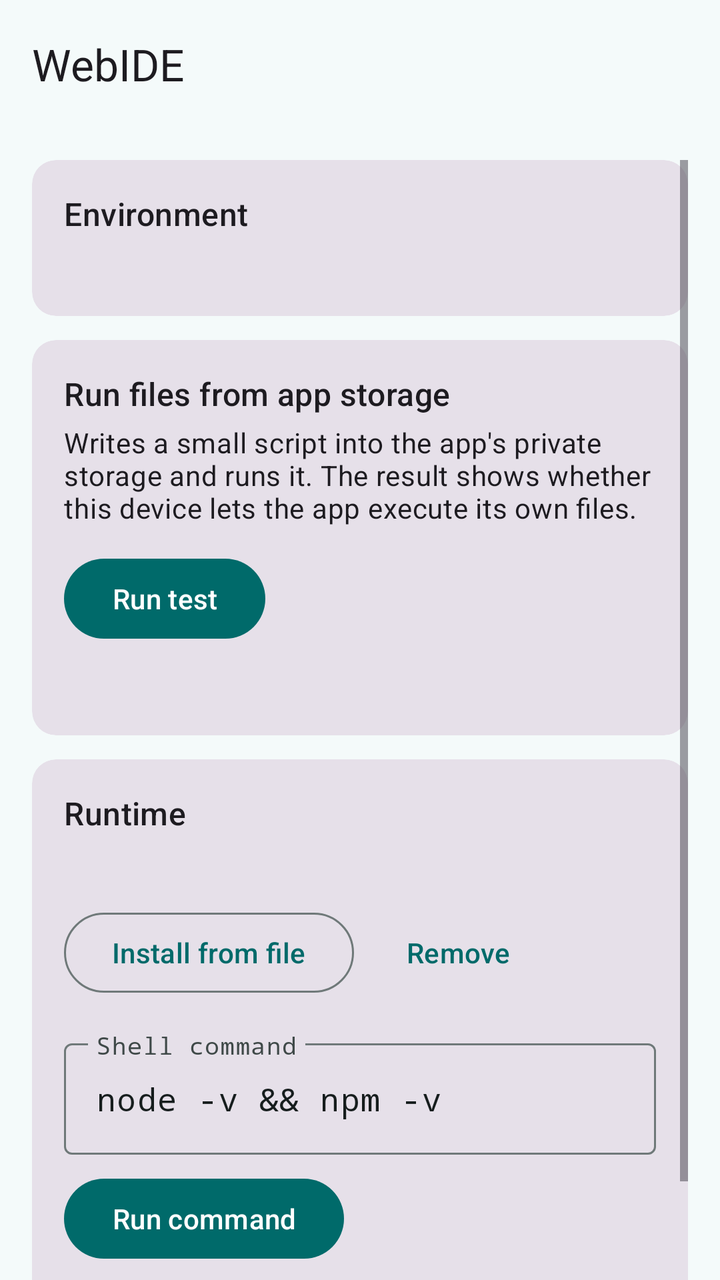
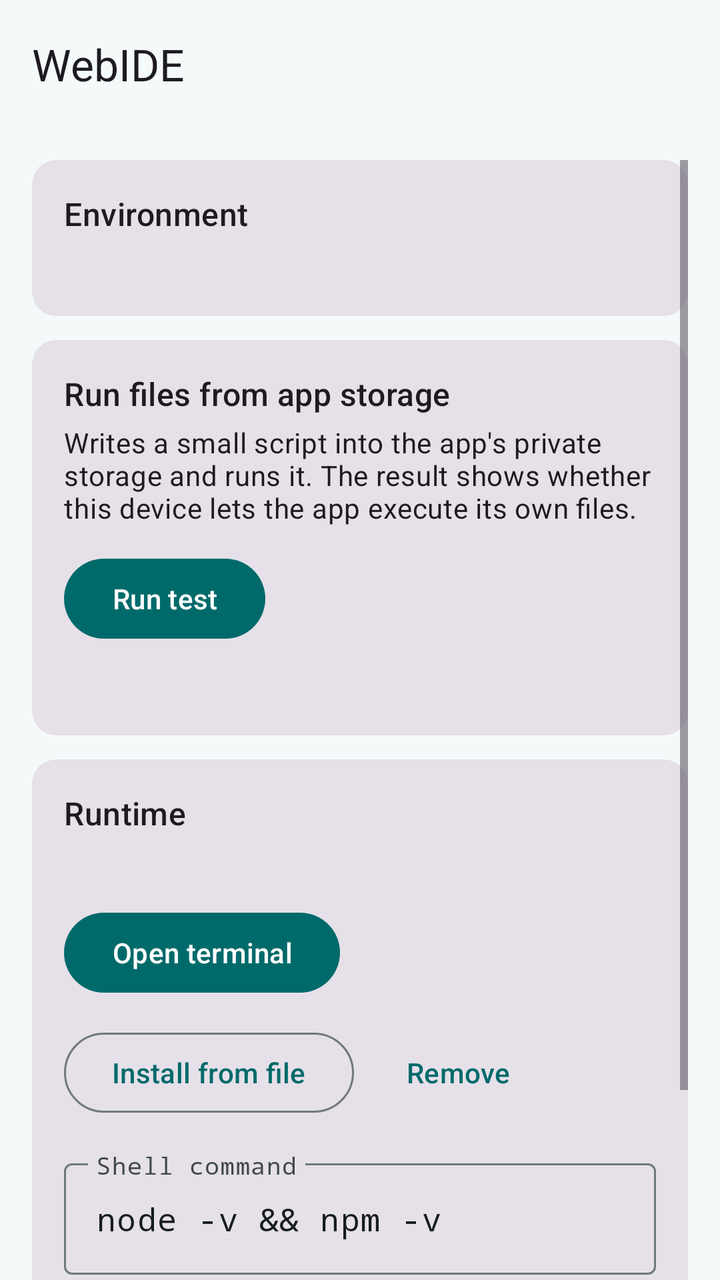

Before-and-after screenshots of an Android layout around one commit, followed by the original layout XML and the change that was made.
<!-- AndroidManifest.xml: application theme Theme.WebIDE -->
<!-- res/layout/activity_main.xml -->
<?xml version="1.0" encoding="utf-8"?>
<LinearLayout xmlns:android="http://schemas.android.com/apk/res/android"
    xmlns:app="http://schemas.android.com/apk/res-auto"
    android:layout_width="match_parent"
    android:layout_height="match_parent"
    android:background="?attr/colorSurface"
    android:orientation="vertical">

    <com.google.android.material.appbar.MaterialToolbar
        android:id="@+id/toolbar"
        android:layout_width="match_parent"
        android:layout_height="?attr/actionBarSize"
        android:background="?attr/colorSurface"
        app:title="@string/app_name" />

    <ScrollView
        android:layout_width="match_parent"
        android:layout_height="0dp"
        android:layout_weight="1"
        android:clipToPadding="false"
        android:padding="16dp">

        <LinearLayout
            android:layout_width="match_parent"
            android:layout_height="wrap_content"
            android:orientation="vertical">

            <com.google.android.material.card.MaterialCardView
                style="?attr/materialCardViewFilledStyle"
                android:layout_width="match_parent"
                android:layout_height="wrap_content">

                <LinearLayout
                    android:layout_width="match_parent"
                    android:layout_height="wrap_content"
                    android:orientation="vertical"
                    android:padding="16dp">

                    <TextView
                        android:layout_width="wrap_content"
                        android:layout_height="wrap_content"
                        android:text="@string/environment_title"
                        android:textAppearance="?attr/textAppearanceTitleMedium" />

                    <TextView
                        android:id="@+id/environmentInfo"
                        android:layout_width="match_parent"
                        android:layout_height="wrap_content"
                        android:layout_marginTop="8dp"
                        android:fontFamily="monospace"
                        android:textAppearance="?attr/textAppearanceBodySmall"
                        android:textIsSelectable="true" />
                </LinearLayout>
            </com.google.android.material.card.MaterialCardView>

            <com.google.android.material.card.MaterialCardView
                style="?attr/materialCardViewFilledStyle"
                android:layout_width="match_parent"
                android:layout_height="wrap_content"
                android:layout_marginTop="12dp">

                <LinearLayout
                    android:layout_width="match_parent"
                    android:layout_height="wrap_content"
                    android:orientation="vertical"
                    android:padding="16dp">

                    <TextView
                        android:layout_width="wrap_content"
                        android:layout_height="wrap_content"
                        android:text="@string/exec_test_title"
                        android:textAppearance="?attr/textAppearanceTitleMedium" />

                    <TextView
                        android:layout_width="match_parent"
                        android:layout_height="wrap_content"
                        android:layout_marginTop="4dp"
                        android:text="@string/exec_test_description"
                        android:textAppearance="?attr/textAppearanceBodyMedium" />

                    <com.google.android.material.button.MaterialButton
                        android:id="@+id/runExecTest"
                        android:layout_width="wrap_content"
                        android:layout_height="wrap_content"
                        android:layout_marginTop="12dp"
                        android:text="@string/exec_test_run" />

                    <TextView
                        android:id="@+id/execResult"
                        android:layout_width="match_parent"
                        android:layout_height="wrap_content"
                        android:layout_marginTop="12dp"
                        android:fontFamily="monospace"
                        android:textAppearance="?attr/textAppearanceBodySmall"
                        android:textIsSelectable="true" />
                </LinearLayout>
            </com.google.android.material.card.MaterialCardView>
            <com.google.android.material.card.MaterialCardView
                style="?attr/materialCardViewFilledStyle"
                android:layout_width="match_parent"
                android:layout_height="wrap_content"
                android:layout_marginTop="12dp">

                <LinearLayout
                    android:layout_width="match_parent"
                    android:layout_height="wrap_content"
                    android:orientation="vertical"
                    android:padding="16dp">

                    <TextView
                        android:layout_width="wrap_content"
                        android:layout_height="wrap_content"
                        android:text="@string/runtime_title"
                        android:textAppearance="?attr/textAppearanceTitleMedium" />

                    <TextView
                        android:id="@+id/runtimeStatus"
                        android:layout_width="match_parent"
                        android:layout_height="wrap_content"
                        android:layout_marginTop="4dp"
                        android:textAppearance="?attr/textAppearanceBodyMedium" />

                    <LinearLayout
                        android:layout_width="match_parent"
                        android:layout_height="wrap_content"
                        android:layout_marginTop="12dp"
                        android:orientation="horizontal">

                        <com.google.android.material.button.MaterialButton
                            android:id="@+id/installFromFile"
                            style="?attr/materialButtonOutlinedStyle"
                            android:layout_width="wrap_content"
                            android:layout_height="wrap_content"
                            android:text="@string/install_from_file" />

                        <com.google.android.material.button.MaterialButton
                            android:id="@+id/removeRuntime"
                            style="@style/Widget.Material3.Button.TextButton"
                            android:layout_width="wrap_content"
                            android:layout_height="wrap_content"
                            android:layout_marginStart="8dp"
                            android:text="@string/remove_runtime" />
                    </LinearLayout>

                    <com.google.android.material.button.MaterialButton
                        android:id="@+id/installBundled"
                        style="?attr/materialButtonOutlinedStyle"
                        android:layout_width="wrap_content"
                        android:layout_height="wrap_content"
                        android:layout_marginTop="8dp"
                        android:text="@string/install_bundled"
                        android:visibility="gone" />

                    <com.google.android.material.textfield.TextInputLayout
                        style="?attr/textInputOutlinedStyle"
                        android:layout_width="match_parent"
                        android:layout_height="wrap_content"
                        android:layout_marginTop="16dp"
                        android:hint="@string/command_hint">

                        <com.google.android.material.textfield.TextInputEditText
                            android:id="@+id/commandInput"
                            android:layout_width="match_parent"
                            android:layout_height="wrap_content"
                            android:fontFamily="monospace"
                            android:importantForAutofill="no"
                            android:inputType="textNoSuggestions"
                            android:text="@string/default_command" />
                    </com.google.android.material.textfield.TextInputLayout>

                    <com.google.android.material.button.MaterialButton
                        android:id="@+id/runCommand"
                        android:layout_width="wrap_content"
                        android:layout_height="wrap_content"
                        android:layout_marginTop="8dp"
                        android:text="@string/run_command" />

                    <TextView
                        android:id="@+id/commandOutput"
                        android:layout_width="match_parent"
                        android:layout_height="wrap_content"
                        android:layout_marginTop="12dp"
                        android:fontFamily="monospace"
                        android:textAppearance="?attr/textAppearanceBodySmall"
                        android:textIsSelectable="true" />
                </LinearLayout>
            </com.google.android.material.card.MaterialCardView>
        </LinearLayout>
    </ScrollView>
</LinearLayout>
<!-- resources referenced by this layout -->
<resources>
  <string name="app_name">WebIDE</string>
  <string name="command_hint">Shell command</string>
  <string name="default_command">node -v &amp;&amp; npm -v</string>
  <string name="environment_title">Environment</string>
  <string name="exec_test_description">Writes a small script into the app\'s private storage and runs it. The result shows whether this device lets the app execute its own files.</string>
  <string name="exec_test_run">Run test</string>
  <string name="exec_test_title">Run files from app storage</string>
  <string name="install_bundled">Install bundled archive</string>
  <string name="install_from_file">Install from file</string>
  <string name="remove_runtime">Remove</string>
  <string name="run_command">Run command</string>
  <string name="runtime_title">Runtime</string>
  <style name="Theme.WebIDE" parent="Theme.Material3.DayNight.NoActionBar">
          <item name="colorPrimary">@color/md_primary</item>
          <item name="colorOnPrimary">@color/md_on_primary</item>
          <item name="colorPrimaryContainer">@color/md_primary_container</item>
          <item name="colorOnPrimaryContainer">@color/md_on_primary_container</item>
          <item name="colorSecondary">@color/md_secondary</item>
          <item name="colorOnSecondary">@color/md_on_secondary</item>
          <item name="colorSecondaryContainer">@color/md_secondary_container</item>
          <item name="colorOnSecondaryContainer">@color/md_on_secondary_container</item>
          <item name="colorSurface">@color/md_surface</item>
          <item name="colorOnSurface">@color/md_on_surface</item>
          <item name="colorSurfaceVariant">@color/md_surface_variant</item>
          <item name="colorOnSurfaceVariant">@color/md_on_surface_variant</item>
          <item name="colorSurfaceContainerLow">@color/md_surface_container_low</item>
          <item name="colorSurfaceContainer">@color/md_surface_container</item>
          <item name="colorSurfaceContainerHigh">@color/md_surface_container_high</item>
          <item name="colorOutline">@color/md_outline</item>
          <item name="colorOutlineVariant">@color/md_outline_variant</item>
          <item name="android:colorBackground">@color/md_surface</item>
          <item name="android:statusBarColor">@color/md_surface</item>
          <item name="android:windowLightStatusBar">?attr/isLightTheme</item>
      </style>
  <color name="md_primary">#006A6A</color>
  <color name="md_on_primary">#FFFFFF</color>
  <color name="md_primary_container">#9CF1F0</color>
  <color name="md_on_primary_container">#002020</color>
  <color name="md_secondary">#4A6363</color>
  <color name="md_on_secondary">#FFFFFF</color>
  <color name="md_secondary_container">#CCE8E7</color>
  <color name="md_on_secondary_container">#051F1F</color>
  <color name="md_surface">#F4FAFA</color>
  <color name="md_on_surface">#161D1D</color>
  <color name="md_surface_variant">#DAE5E4</color>
  <color name="md_on_surface_variant">#3F4948</color>
  <color name="md_surface_container_low">#EEF5F4</color>
  <color name="md_surface_container">#E8EFEE</color>
  <color name="md_surface_container_high">#E3E9E9</color>
  <color name="md_outline">#6F7979</color>
  <color name="md_outline_variant">#BEC9C8</color>
</resources>

<!-- the commit's change to res/layout/activity_main.xml (unified diff, before → after) -->
@@ -120,6 +120,13 @@
                         android:layout_marginTop="4dp"
                         android:textAppearance="?attr/textAppearanceBodyMedium" />
 
+                    <com.google.android.material.button.MaterialButton
+                        android:id="@+id/openTerminal"
+                        android:layout_width="wrap_content"
+                        android:layout_height="wrap_content"
+                        android:layout_marginTop="12dp"
+                        android:text="@string/open_terminal" />
+
                     <LinearLayout
                         android:layout_width="match_parent"
                         android:layout_height="wrap_content"
<!-- resource entries referenced after the edit -->
@@ -9,6 +9,7 @@
   <string name="exec_test_title">Run files from app storage</string>
   <string name="install_bundled">Install bundled archive</string>
   <string name="install_from_file">Install from file</string>
+  <string name="open_terminal">Open terminal</string>
   <string name="remove_runtime">Remove</string>
   <string name="run_command">Run command</string>
   <string name="runtime_title">Runtime</string>
